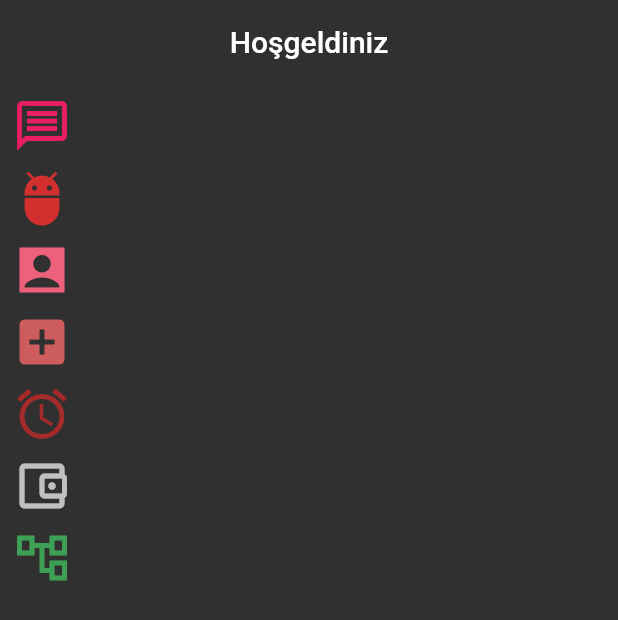
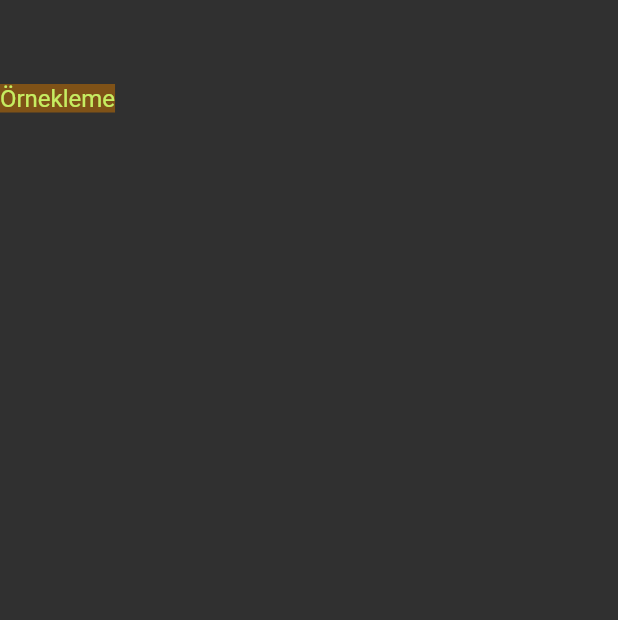
Before and after one commit to neslihanatasever/flutter_full_learnn, a Flutter app: the screen it shows after launch, on a phone screen of 412 x 824 dp. Shown: the top 620 px of the screen. Run offline on Flutter 3.47's test engine with Material 2 defaults, Android fonts, the phone set to English and light mode, and no system bars.

Commit message:
color_learn.dart

```diff
--- /dev/null
+++ b/lib/101/color_learn.dart
@@ -0,0 +1,31 @@
+import 'package:flutter/material.dart';
+
+class ColorLearn extends StatelessWidget {
+  const ColorLearn({Key? key}) : super(key: key);
+
+  @override
+  Widget build(BuildContext context) {
+    return Scaffold(
+      appBar: AppBar(),
+      body: Column(
+        children: [
+          Container(
+            color: ColorsItems.porchase,
+            child: Text(
+              'Örnekleme',
+              style: Theme.of(context)
+                  .textTheme
+                  .subtitle1
+                  ?.copyWith(color: Theme.of(context).errorColor),
+            ),
+          ),
+        ],
+      ),
+    );
+  }
+}
+
+class ColorsItems {
+  static const Color porchase = Color(0xff7F5217);
+  static const Color sulu = Color.fromRGBO(198, 237, 97, 1);
+}
--- a/lib/202/main.dart
+++ b/lib/202/main.dart
@@ -3,6 +3,7 @@ import 'package:flutter/services.dart';
 import 'package:flutter_full_learn/101/text_learn.dart';
 import '../101/app_bar_learn.dart';
 import '../101/button_learn.dart';
+import '../101/color_learn.dart';
 import '../101/container_sized_box_learn.dart';
 import '../101/icon_learn.dart';
 import '../101/scaffold_learn.dart';
@@ -20,13 +21,14 @@ class MyApp extends StatelessWidget {
       title: 'Flutter Demo',
       debugShowCheckedModeBanner: false,
       theme: ThemeData.dark().copyWith(
+        errorColor: ColorsItems.sulu,
         appBarTheme: const AppBarTheme(
           centerTitle: true,
           systemOverlayStyle: SystemUiOverlayStyle.light,
           backgroundColor: Colors.transparent,
           elevation: 0,
         )), //eğer tüm projemde geçerli olmasını istediğim özellikler var ise buraya yazabilirim.
-      home: IconLearnView(),
+      home: const ColorLearn(),
     );
   }
 }
```
